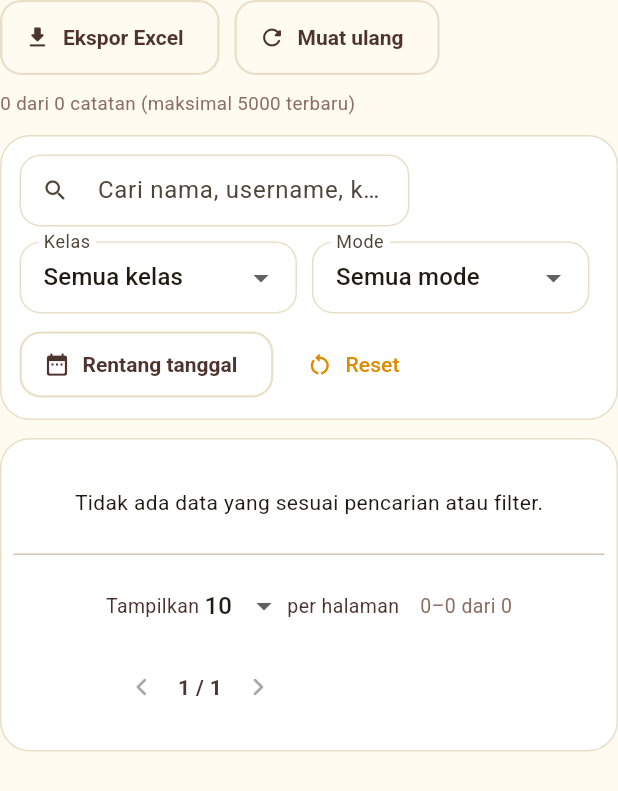
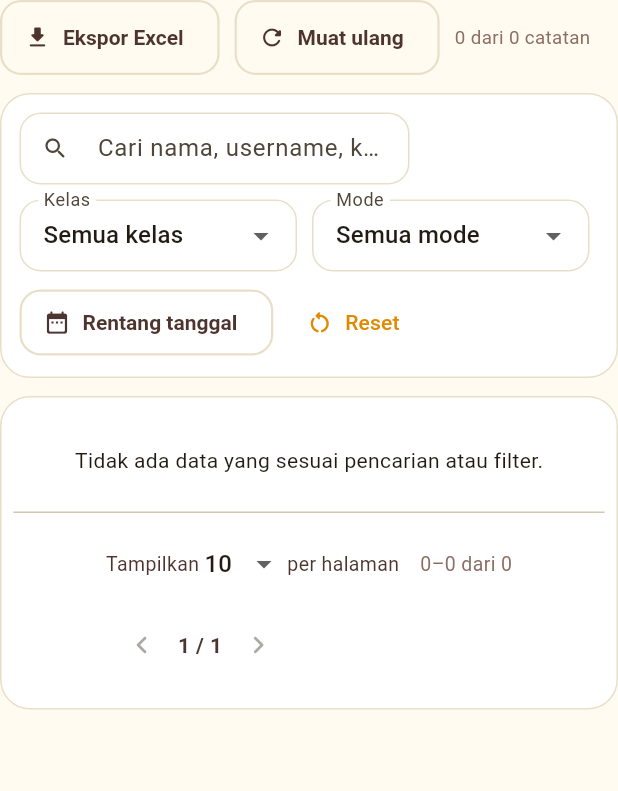
Before and after one commit to Georsx123/banana-ripeness-vision, a Flutter app: the AdminScansTable widget shown alone on an empty page, opened directly, on a phone screen of 412 x 824 dp. Shown: the top 791 px of the screen. Run offline on Flutter 3.47's test engine with Material 3 defaults, Android fonts, the phone set to English and light mode, and no system bars; our stand-ins replace camera, fl_chart, image_picker, share_plus, supabase_flutter, web; accounts and stored records are empty; network calls fail.

Commit message:
Update 6-7

```diff
--- a/lib/config.dart
+++ b/lib/config.dart
@@ -11,7 +11,7 @@ class AppConfig {
 
   // --- Info aplikasi ---
   static const appName = 'Banana Ripeness Vision';
-  static const appVersion = '1.0.6';
+  static const appVersion = '1.0.7';
   static const emailDomain = 'pisang.app'; // domain email internal (tidak perlu diubah)
   static const contactEmail = 'geovanipradipta123@gmail.com';
   static const contactWa = '085947105271';
--- a/lib/pages/admin_scans_table.dart
+++ b/lib/pages/admin_scans_table.dart
@@ -115,7 +115,7 @@ class _AdminScansTableState extends State<AdminScansTable> {
         OutlinedButton.icon(onPressed: _export, icon: const Icon(Icons.download_rounded), label: const Text('Ekspor Excel')),
         OutlinedButton.icon(onPressed: _loading ? null : _load, icon: const Icon(Icons.refresh_rounded), label: const Text('Muat ulang')),
         Text(
-          _loading ? 'Memuat...' : '${view.length} dari ${_rows.length} catatan (maksimal 5000 terbaru)',
+          _loading ? 'Memuat...' : '${view.length} dari ${_rows.length} catatan',
           style: TextStyle(color: Colors.brown.shade400, fontSize: 12.5),
         ),
       ]),
```
Also changed, not shown: pubspec.yaml (+1 -12 lines), assets/fonts/Roboto-Black.ttf (deleted), assets/fonts/Roboto-Bold.ttf (deleted), assets/fonts/Roboto-Medium.ttf (deleted), assets/fonts/Roboto-Regular.ttf (deleted).
